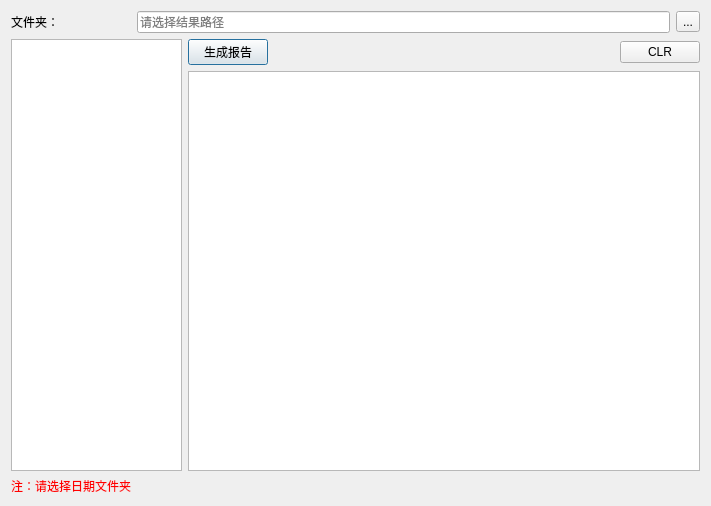
Above: SubWidget/diareport.ui from RoadRover-AutoTest/QtDemo before the change. Below: the same form after it.
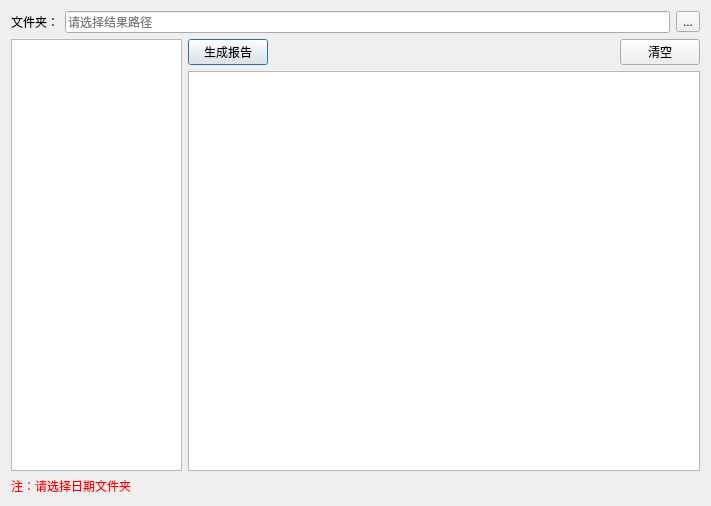
That is the form after the change.

Patch:
```diff
--- a/SubWidget/diareport.ui
+++ b/SubWidget/diareport.ui
@@ -79,7 +79,7 @@
          <item>
           <widget class="QPushButton" name="ClrBtn">
            <property name="text">
-            <string>CLR</string>
+            <string>清空</string>
            </property>
           </widget>
          </item>
@@ -103,7 +103,7 @@
      </item>
     </layout>
    </item>
-   <item row="2" column="0">
+   <item row="2" column="0" colspan="2">
     <widget class="QLabel" name="label_2">
      <property name="styleSheet">
       <string notr="true">color: rgb(255, 0, 0);</string>
```
